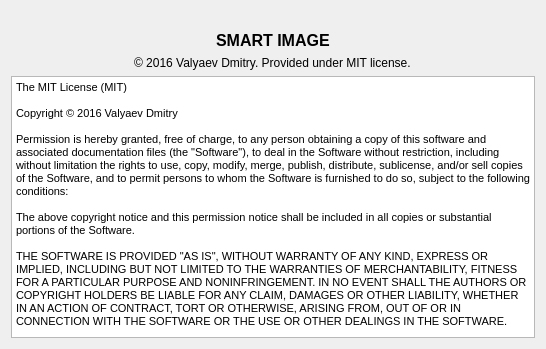
Old version of the form aboutwindow.ui in the repository dive155/SmartImage.
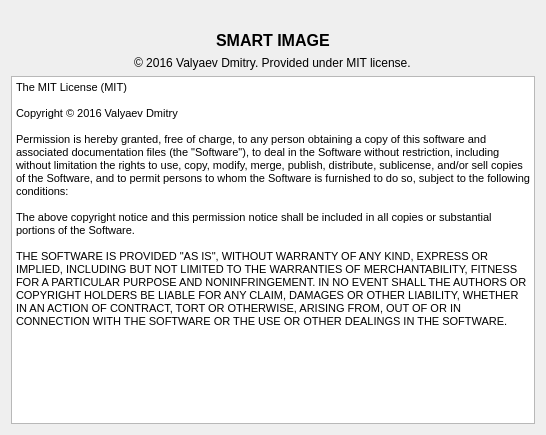
New version of the form. Icons and pictures are not drawn.

Commit message: Fixed harmonic filters

What changed in the file:
```diff
--- a/aboutwindow.ui
+++ b/aboutwindow.ui
@@ -7,7 +7,7 @@
     <x>0</x>
     <y>0</y>
     <width>546</width>
-    <height>349</height>
+    <height>435</height>
    </rect>
   </property>
   <property name="sizePolicy">
@@ -16,6 +16,18 @@
     <verstretch>0</verstretch>
    </sizepolicy>
   </property>
+  <property name="minimumSize">
+   <size>
+    <width>546</width>
+    <height>435</height>
+   </size>
+  </property>
+  <property name="maximumSize">
+   <size>
+    <width>546</width>
+    <height>16777215</height>
+   </size>
+  </property>
   <property name="windowTitle">
    <string>Form</string>
   </property>
```
The commit also changes 1 other file.
